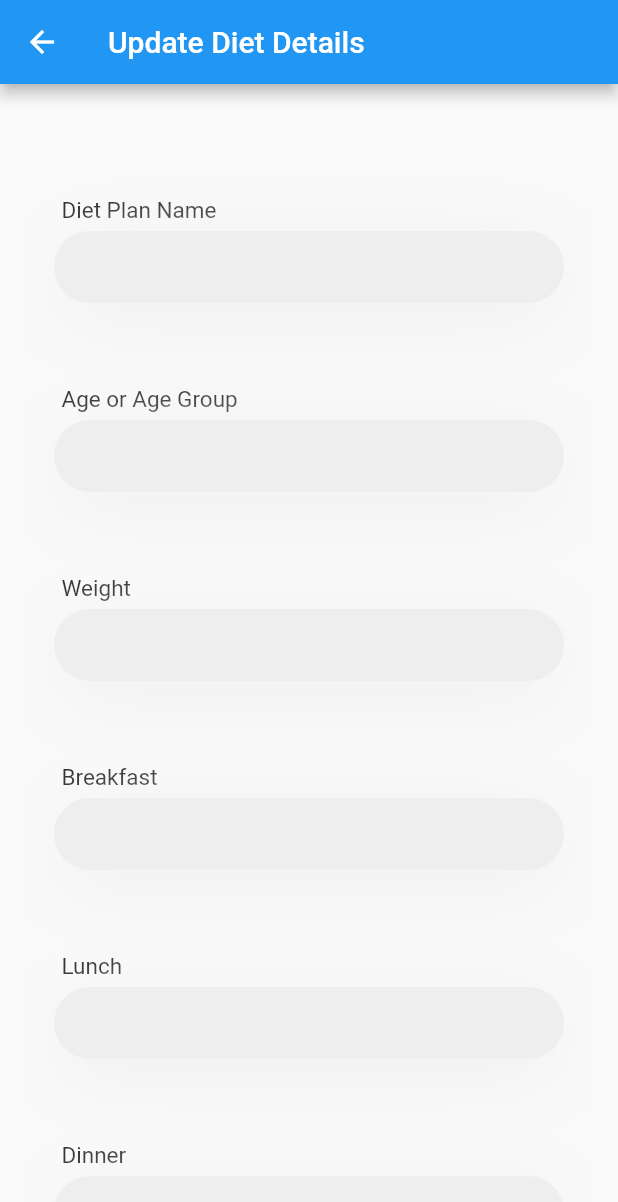
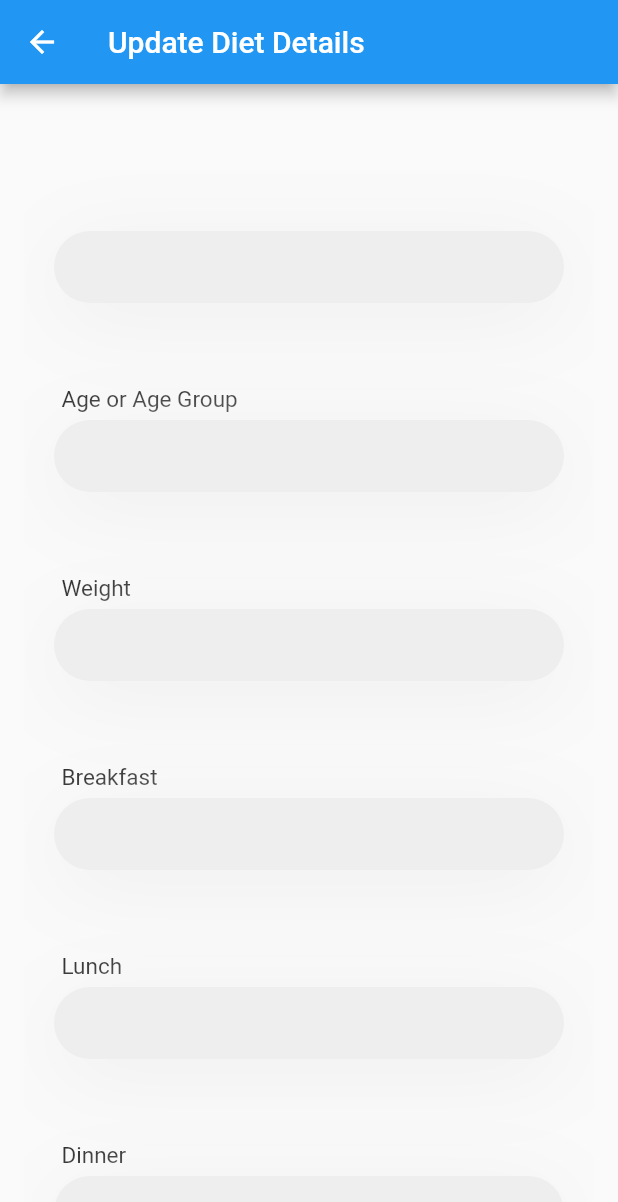
Before and after one commit to HimanthaAmarathunga/Food-Recipe, a Flutter app: the UpdateDiet screen opened directly with empty values, on a phone screen of 412 x 824 dp. Shown: the top 1202 px of the screen. Run offline on Flutter 3.47's test engine with Material 2 defaults, Android fonts, the phone set to English and light mode, and no system bars; our stand-ins replace fluttertoast, shared_preferences; accounts and stored records are empty; network calls fail.

Commit message:
diet update check

```diff
--- a/food_recipe_final/lib/pages/diat_list.dart
+++ b/food_recipe_final/lib/pages/diat_list.dart
@@ -32,7 +32,7 @@ class _DiatListState extends State<DiatList> {
     var response = await http.get(url);
     if (response.statusCode == 200) {
       var items = json.decode(response.body);
-
+      // print(items);
       for (var item in items) {
         var dietId = item['dietId'];
         var name = item['name'];
--- a/food_recipe_final/lib/pages/update_diet.dart
+++ b/food_recipe_final/lib/pages/update_diet.dart
@@ -41,7 +41,8 @@ class UpdateDiet extends StatelessWidget {
               Padding(
                 padding: EdgeInsets.only(left: 25, right: 20),
                 child: Text(
-                  "Diet Plan Name",
+                  // "Diet Plan Name"
+                  diet.dietId.toString(),
                   style: TextStyle(fontSize: 15),
                 ),
               ),
@@ -230,7 +231,7 @@ class UpdateDiet extends StatelessWidget {
                 ),
               ),
               SizedBox(
-                height: 200,
+                height: 50,
               ),
               Row(
                 mainAxisAlignment: MainAxisAlignment.spaceBetween,
```
